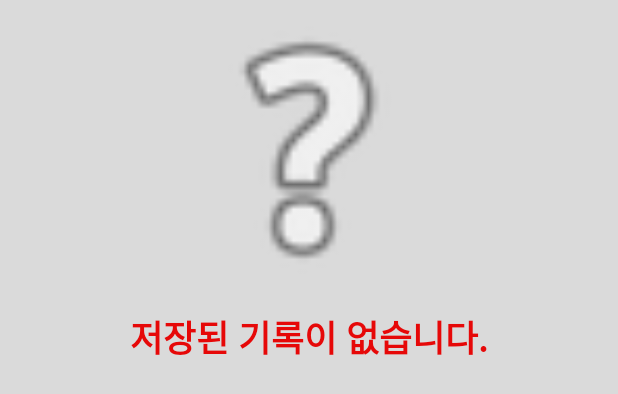
After one commit to chachacha12/Diaper_project, an Android app: the layout noexisit_log.xml on its own in the app's theme, with its tools: preview values and no code run, on a phone screen of 412 x 824 dp. The commit adds this screen. Shown: the top 394 px of the screen. Run offline under Robolectric (Android 15) with nearby library versions, the light colour scheme and no system bars.

Commit message:
그래프 fragment에서 특정 이용자가 log기록이 하나도 없으면 noexist_log_layout을 띄워주는 작업 완료

```diff
--- a/app/src/main/java/com/example/diaper_project/GraphFragment.kt
+++ b/app/src/main/java/com/example/diaper_project/GraphFragment.kt
@@ -30,6 +30,7 @@ import com.github.mikephil.charting.data.BarEntry
 import com.github.mikephil.charting.formatter.ValueFormatter
 import com.github.mikephil.charting.interfaces.datasets.IBarDataSet
 import kotlinx.android.synthetic.main.fragment_graph.*
+import kotlinx.android.synthetic.main.noexisit_log.*
 import kotlinx.android.synthetic.main.view_loader.*
 import org.json.JSONArray
 import retrofit2.Call
@@ -260,7 +261,14 @@ class GraphFragment : Fragment() {
             override fun onResponse(call: Call<GetAll>, response: Response<GetAll>) {
                 if (response.isSuccessful) {
 
-                    val jsonArray = JSONArray(response.body()?.result)
+                    var jsonArray = JSONArray(response.body()?.result)
+
+                    if(jsonArray.length()==0){  //이용자를 처음 생성해서 LOG기록이 하나도 없을때
+                        noexist_log_layout.visibility=View.VISIBLE
+                    }else{  //log기록이 있을때
+                        if( noexist_log_layout.visibility==View.VISIBLE) //기록이 존재하지 않습니다. 띄워주는 layout을 가려줌
+                            noexist_log_layout.visibility=View.GONE
+
                         Log.e(
                             "태그",
                             "이용자 기간 로그리스트 조회성공:" + jsonArray + "   jsonArray.length(): " + jsonArray.length()
@@ -322,9 +330,7 @@ class GraphFragment : Fragment() {
                             days.add(0, output)  //days 리스트안에 저장.
                             i++
                         }
-
                         outer_average_sum/i
-
                         //arrayList안에 위에서 구한 값들을 넣어줌
                         statistic_numbers.add((outer_average_sum/i).toDouble() )
                         statistic_numbers.add((inner_average_sum/i).toDouble() )
@@ -332,6 +338,7 @@ class GraphFragment : Fragment() {
                         statistic_numbers.add(inner_nohold_daysum.toDouble())
                         Log.e("태그", "그래프 액티비티에서fragmentListener?.onCommand실행 ")
                         fragmentListener?.onCommand(statistic_numbers)  //어떻게 보면 액티비티 객체라고 할 수 있는 fragmentListener을 이용해서 액티비티에 있는 onCommand함수를 실행
+                    }
                 } else {
                     Log.e("태그", "기간 로그 조회실패" + response.body().toString())
                 }
--- a/app/src/main/res/layout/fragment_graph.xml
+++ b/app/src/main/res/layout/fragment_graph.xml
@@ -152,5 +152,12 @@
         android:layout_width="match_parent"
         android:layout_height="match_parent" />
 
+    <include
+        layout="@layout/noexisit_log"
+        android:visibility="gone"
+        android:layout_width="match_parent"
+        android:layout_height="match_parent" />
+
+
 
 </RelativeLayout>
--- /dev/null
+++ b/app/src/main/res/layout/noexisit_log.xml
@@ -0,0 +1,38 @@
+<?xml version="1.0" encoding="utf-8"?>
+<RelativeLayout xmlns:android="http://schemas.android.com/apk/res/android"
+    xmlns:app="http://schemas.android.com/apk/res-auto"
+    android:id="@+id/noexist_log_layout"
+    android:layout_width="match_parent"
+    android:layout_height="match_parent">
+
+    <LinearLayout
+        android:layout_width="match_parent"
+        android:layout_height="match_parent"
+        android:background="#DADADA"
+        android:orientation="vertical"
+        android:weightSum="2">
+
+        <ImageView
+            android:id="@+id/imageView"
+            android:layout_width="200dp"
+            android:layout_height="200dp"
+            android:layout_gravity="center"
+            android:background="#DADADA"
+            android:foregroundGravity="center"
+            app:srcCompat="@android:drawable/ic_menu_help" />
+
+        <TextView
+            android:id="@+id/textView12"
+            android:layout_width="match_parent"
+            android:layout_height="50dp"
+            android:layout_gravity="center"
+            android:background="#DADADA"
+            android:foregroundGravity="center"
+            android:gravity="center"
+            android:text="저장된 기록이 없습니다."
+            android:textColor="#E60808"
+            android:textSize="24sp"
+            android:textStyle="bold" />
+    </LinearLayout>
+
+</RelativeLayout>
```
Lines whose indentation alone changed are shown as unchanged.
